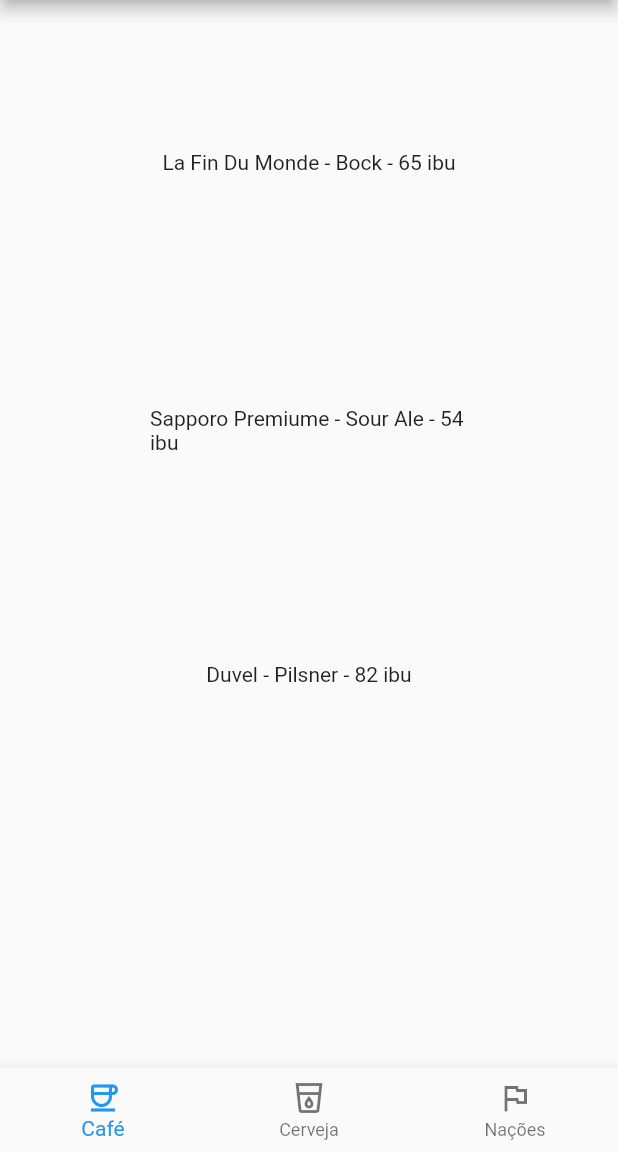
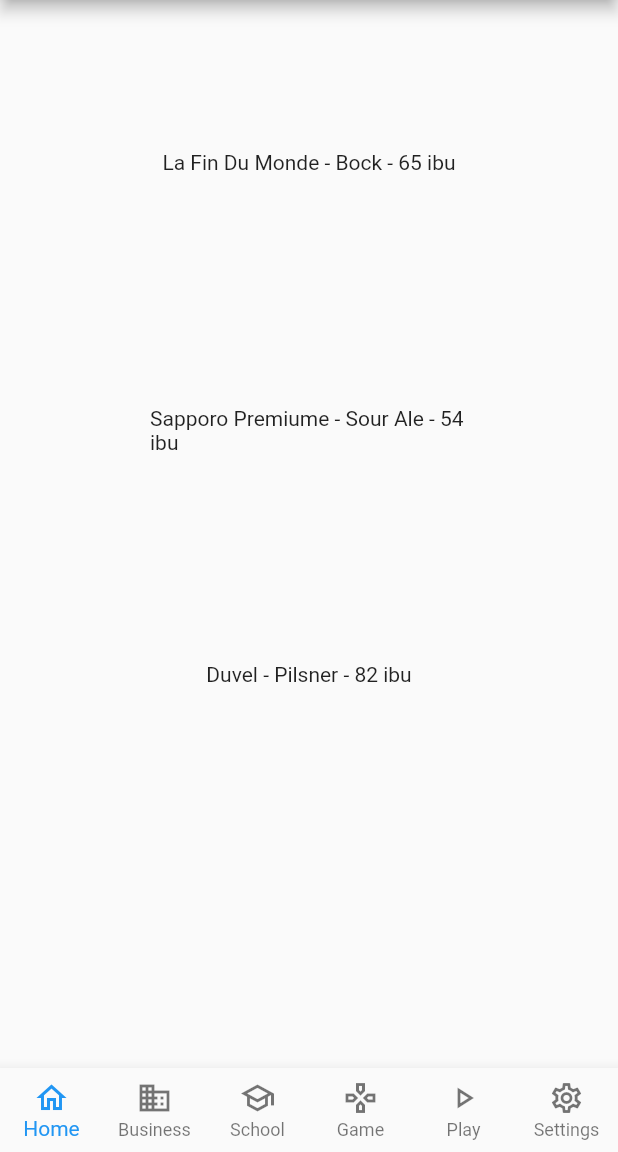
Before and after one commit to CharlesEdu07/Atividade4POO, a Flutter app: the screen it shows after launch, on a phone screen of 412 x 824 dp, the part 84-1236 px from its top. Run offline on Flutter 3.47's test engine with Material 2 defaults, Android fonts, the light colour scheme and no system bars.

Commit message:
Customizando a quantidade de botoes na bottomnavbar

```diff
--- /dev/null
+++ b/lib/components/bottomNavbarItems.dart
@@ -0,0 +1,49 @@
+import 'package:flutter/material.dart';
+import '../models/bottomButtons.dart';
+
+class BottomNavbarItems extends StatelessWidget {
+  final bottomButtons = [
+    BottomButtons(
+      title: "Home",
+      icon: Icon(Icons.home_outlined),
+    ),
+    BottomButtons(
+      title: "Business",
+      icon: Icon(Icons.business_outlined),
+    ),
+    BottomButtons(
+      title: "School",
+      icon: Icon(Icons.school_outlined),
+    ),
+    BottomButtons(
+      title: "Game",
+      icon: Icon(Icons.gamepad_outlined),
+    ),
+    BottomButtons(
+      title: "Play",
+      icon: Icon(Icons.play_arrow_outlined),
+    ),
+    BottomButtons(
+      title: "Settings",
+      icon: Icon(Icons.settings_outlined),
+    ),
+  ];
+
+  void _onItemTapped(int index) {
+    print("Tocaram no item $index");
+  }
+
+  @override
+  Widget build(BuildContext context) {
+    return BottomNavigationBar(
+      onTap: _onItemTapped,
+      type: BottomNavigationBarType.fixed,
+      items: bottomButtons.map((button) {
+        return BottomNavigationBarItem(
+          icon: button.icon,
+          label: button.title,
+        );
+      }).toList(),
+    );
+  }
+}
--- a/lib/components/bottomnavbaritens.dart
+++ /dev/null
@@ -1,27 +0,0 @@
-import 'package:flutter/material.dart';
-
-class BottomNavbarItems extends StatelessWidget {
-  const BottomNavbarItems({super.key});
-
-  void _onItemTapped(int index) {
-    print("Tocaram no item $index");
-  }
-
-  @override
-  Widget build(BuildContext context) {
-    return BottomNavigationBar(onTap: _onItemTapped, items: [
-      BottomNavigationBarItem(
-        icon: Icon(Icons.coffee_outlined),
-        label: 'Café',
-      ),
-      BottomNavigationBarItem(
-        icon: Icon(Icons.local_drink_outlined),
-        label: 'Cerveja',
-      ),
-      BottomNavigationBarItem(
-        icon: Icon(Icons.flag_outlined),
-        label: 'Nações',
-      ),
-    ]);
-  }
-}
--- a/lib/main.dart
+++ b/lib/main.dart
@@ -1,5 +1,5 @@
 import 'package:flutter/material.dart';
-import './components/bottomnavbaritens.dart';
+import 'components/bottomNavbarItems.dart';
 import './components/listdrinks.dart';
 void main() {
   runApp(const TipsApp());
--- /dev/null
+++ b/lib/models/bottomButtons.dart
@@ -0,0 +1,11 @@
+import 'package:flutter/material.dart';
+
+class BottomButtons {
+  final String title;
+  final Icon icon;
+
+  BottomButtons({
+    required this.title,
+    required this.icon,
+  });
+}
```
